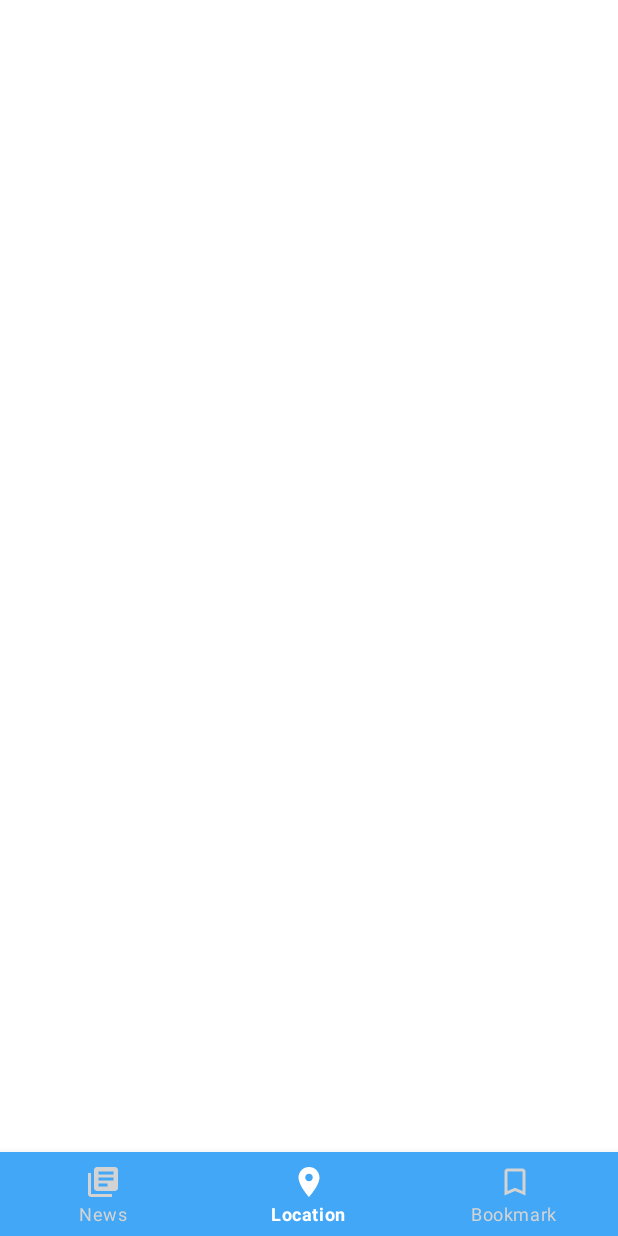
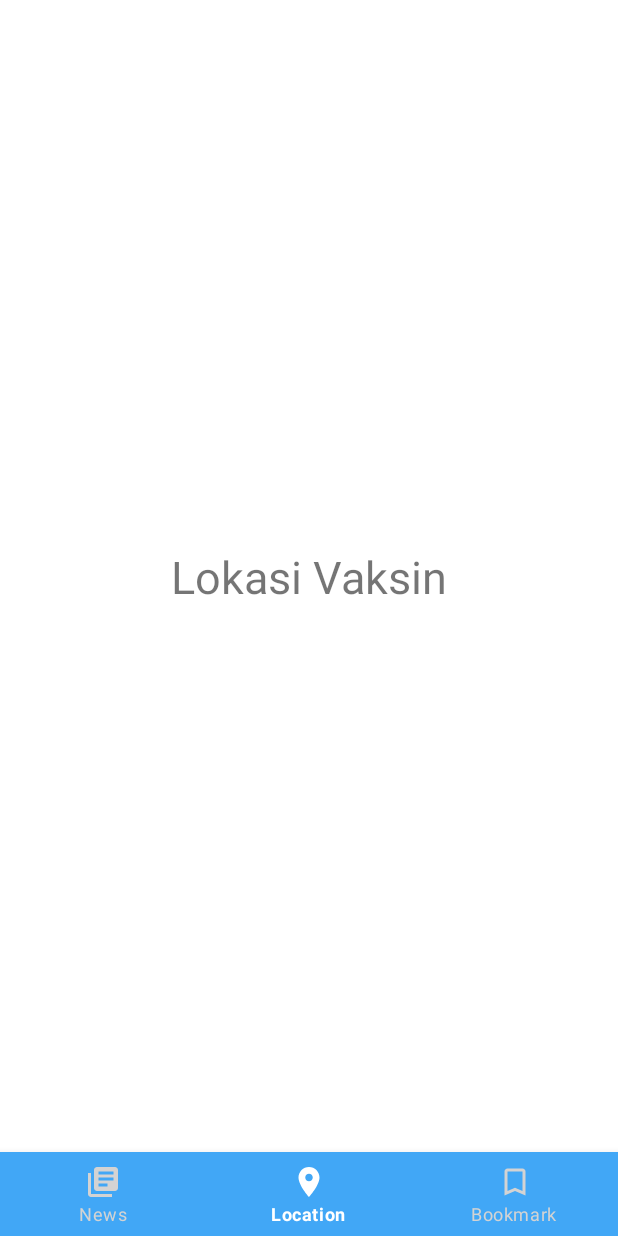
Before and after one commit to anakpindahan/IF3210-2022-Android-59, an Android app: the screen it shows after launch (MainActivity), item 2 of the bottom bar chosen, on a phone screen of 412 x 824 dp. Run offline under Robolectric (Android 15) with nearby library versions, the phone set to English and light mode, and no system bars.

Commit message:
complete bottom navbar

```diff
--- a/app/src/main/java/com/pbd/perludilindungi/MainActivity.kt
+++ b/app/src/main/java/com/pbd/perludilindungi/MainActivity.kt
@@ -2,11 +2,42 @@ package com.pbd.perludilindungi
 
 import androidx.appcompat.app.AppCompatActivity
 import android.os.Bundle
+import androidx.fragment.app.Fragment
+import com.google.android.material.bottomnavigation.BottomNavigationView
+import com.pbd.perludilindungi.fragments.BookmarkFragment
+import com.pbd.perludilindungi.fragments.NewsFragment
+import com.pbd.perludilindungi.fragments.VaksinLocationFragment
 
 class MainActivity : AppCompatActivity() {
+
+    private val newsFragment = NewsFragment()
+    private val bookmarkFragment = BookmarkFragment()
+    private val vaksinLocationFragment = VaksinLocationFragment()
+
+    lateinit var bottomNavView : BottomNavigationView
+
     override fun onCreate(savedInstanceState: Bundle?) {
         super.onCreate(savedInstanceState)
         setTheme(R.style.Theme_PerluDilindungi)
         setContentView(R.layout.activity_main)
+        replaceFragment(newsFragment)
+
+        bottomNavView = findViewById(R.id.bottom_nav)
+        bottomNavView.setOnNavigationItemSelectedListener {
+            when(it.itemId){
+                R.id.ic_news -> replaceFragment(newsFragment)
+                R.id.ic_location -> replaceFragment(vaksinLocationFragment)
+                R.id.ic_bookmark -> replaceFragment(bookmarkFragment)
+            }
+            true
+        }
+    }
+
+    private fun replaceFragment(fragment: Fragment?){
+        if (fragment != null){
+            val transaction = supportFragmentManager.beginTransaction()
+            transaction.replace(R.id.fragment_container, fragment)
+            transaction.commit()
+        }
     }
 }
--- a/app/src/main/res/layout/fragment_vaksin_location.xml
+++ b/app/src/main/res/layout/fragment_vaksin_location.xml
@@ -1,14 +1,21 @@
 <?xml version="1.0" encoding="utf-8"?>
-<FrameLayout xmlns:android="http://schemas.android.com/apk/res/android"
+<androidx.constraintlayout.widget.ConstraintLayout xmlns:android="http://schemas.android.com/apk/res/android"
     xmlns:tools="http://schemas.android.com/tools"
     android:layout_width="match_parent"
     android:layout_height="match_parent"
+    xmlns:app="http://schemas.android.com/apk/res-auto"
     tools:context=".fragments.VaksinLocationFragment">
 
     <!-- TODO: Update blank fragment layout -->
     <TextView
-        android:layout_width="match_parent"
-        android:layout_height="match_parent"
-        android:text="@string/hello_blank_fragment" />
+        android:id="@+id/location_text"
+        android:layout_width="wrap_content"
+        android:layout_height="wrap_content"
+        app:layout_constraintTop_toTopOf="parent"
+        app:layout_constraintLeft_toLeftOf="parent"
+        app:layout_constraintRight_toRightOf="parent"
+        app:layout_constraintBottom_toBottomOf="parent"
+        android:textSize="30sp"
+        android:text="Lokasi Vaksin" />
 
-</FrameLayout>
+</androidx.constraintlayout.widget.ConstraintLayout>
```
Also changed, not shown: app/src/main/java/com/pbd/perludilindungi/fragments/BookmarkFragment.kt (+8 -25 lines), app/src/main/java/com/pbd/perludilindungi/fragments/NewsFragment.kt (+8 -25 lines), app/src/main/java/com/pbd/perludilindungi/fragments/VaksinLocationFragment.kt (+9 -25 lines), app/src/main/res/layout/fragment_bookmark.xml (+12 -5 lines), app/src/main/res/layout/fragment_news.xml (+12 -5 lines).
